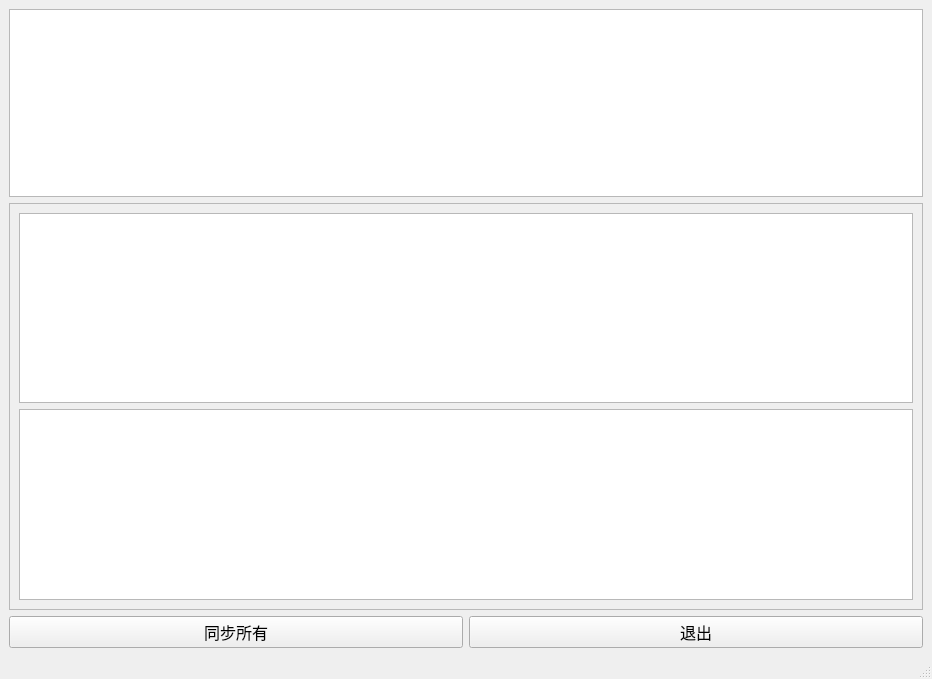
Qt form GUI/tool_window.ui (freedomgod/file_sync_tool) before a commit.
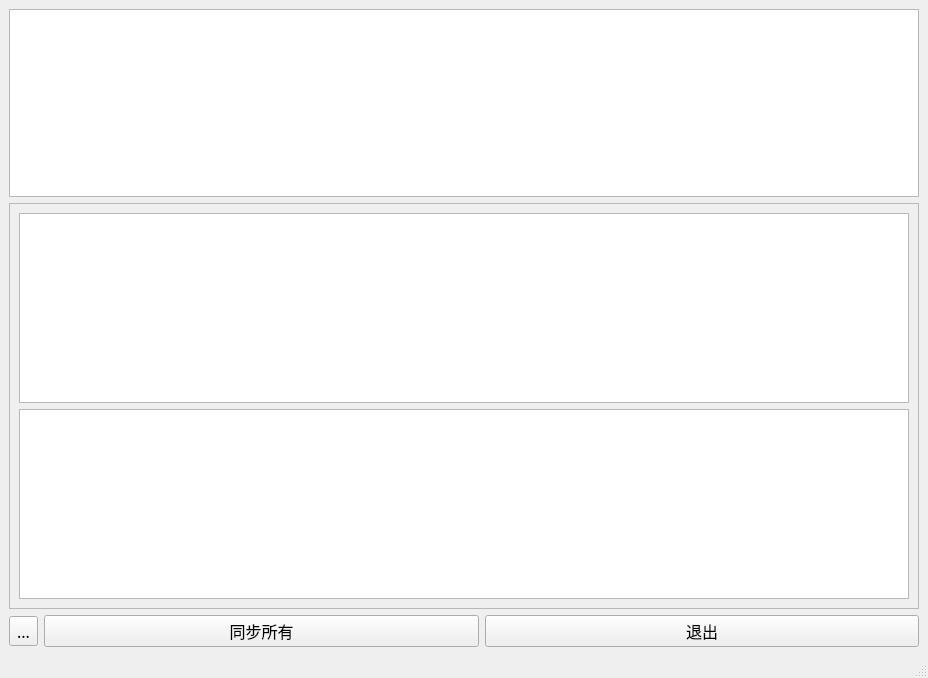
The same form after that commit.

The edit to the form file:
```diff
--- a/GUI/tool_window.ui
+++ b/GUI/tool_window.ui
@@ -6,8 +6,8 @@
    <rect>
     <x>0</x>
     <y>0</y>
-    <width>932</width>
-    <height>679</height>
+    <width>928</width>
+    <height>678</height>
    </rect>
   </property>
   <property name="windowTitle">
@@ -15,10 +15,10 @@
   </property>
   <widget class="QWidget" name="centralwidget">
    <layout class="QGridLayout" name="gridLayout_2">
-    <item row="0" column="0" colspan="2">
+    <item row="0" column="0" colspan="3">
      <widget class="QTableWidget" name="rule_tableWidget"/>
     </item>
-    <item row="1" column="0" colspan="2">
+    <item row="1" column="0" colspan="3">
      <widget class="QFrame" name="file_frame">
       <property name="frameShape">
        <enum>QFrame::StyledPanel</enum>
@@ -37,6 +37,19 @@
      </widget>
     </item>
     <item row="2" column="0">
+     <widget class="QToolButton" name="undo_toolButton">
+      <property name="font">
+       <font>
+        <family>微软雅黑</family>
+        <pointsize>12</pointsize>
+       </font>
+      </property>
+      <property name="text">
+       <string>...</string>
+      </property>
+     </widget>
+    </item>
+    <item row="2" column="1">
      <widget class="QPushButton" name="sync_pushButton">
       <property name="font">
        <font>
@@ -49,7 +62,7 @@
       </property>
      </widget>
     </item>
-    <item row="2" column="1">
+    <item row="2" column="2">
      <widget class="QPushButton" name="exit_pushButton">
       <property name="font">
        <font>
```
